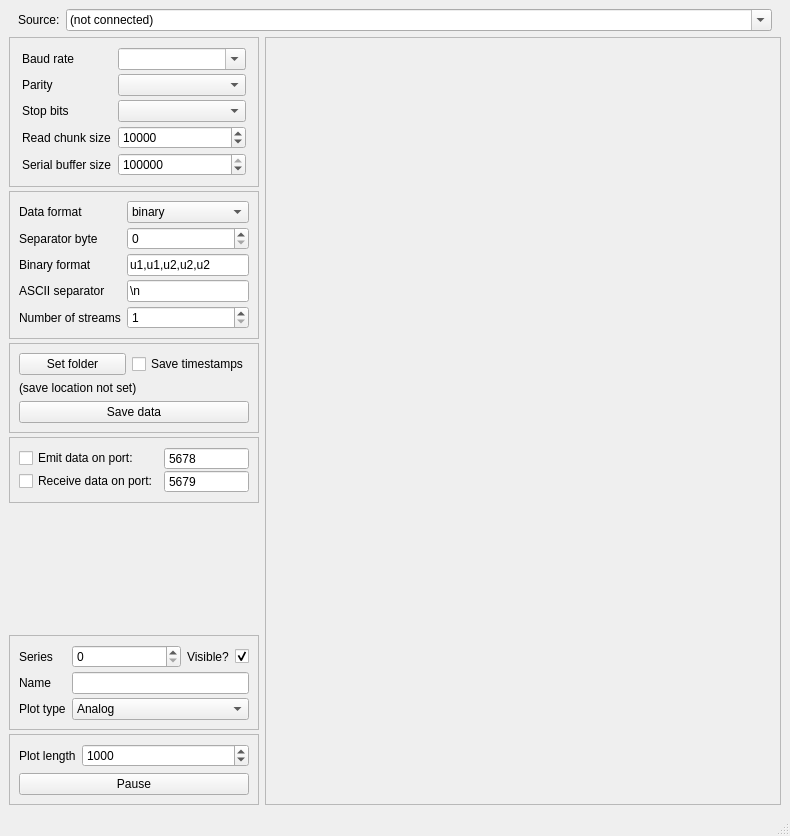
The window that src/splot/splot.ui (starfishneuroscience/splot) describes before a commit, drawn with Qt 5.
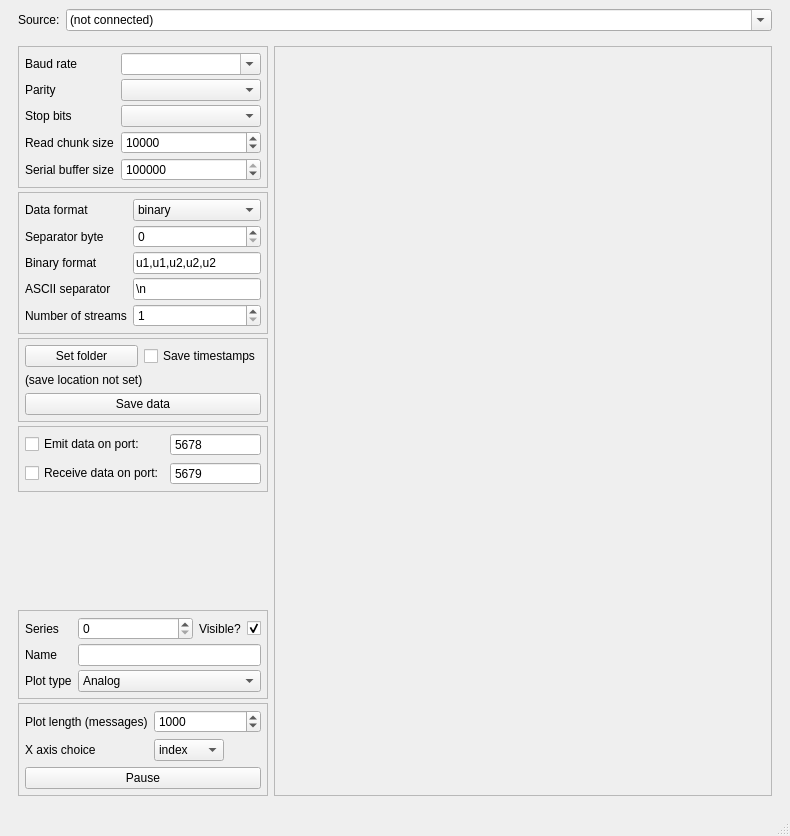
The same window after the commit.

Commit message: add plot option to use time as x axis, not packet index

```diff
--- a/src/splot/splot.ui
+++ b/src/splot/splot.ui
@@ -113,6 +113,7 @@
         </widget>
        </item>
        <item>
+        <widget class="QFrame" name="">
         <layout class="QHBoxLayout" name="horizontalLayout_2">
          <item>
           <widget class="QFrame" name="leftFrame">
@@ -172,16 +173,16 @@
                 <number>4</number>
                </property>
                <property name="leftMargin">
-                <number>12</number>
+                 <number>6</number>
                </property>
                <property name="topMargin">
-                <number>10</number>
+                 <number>6</number>
                </property>
                <property name="rightMargin">
-                <number>12</number>
+                 <number>6</number>
                </property>
                <property name="bottomMargin">
-                <number>10</number>
+                 <number>6</number>
                </property>
                <item row="0" column="0">
                 <widget class="QLabel" name="serialBaudRateLabel">
@@ -319,6 +320,18 @@
                <property name="verticalSpacing">
                 <number>4</number>
                </property>
+                <property name="leftMargin">
+                 <number>6</number>
+                </property>
+                <property name="topMargin">
+                 <number>6</number>
+                </property>
+                <property name="rightMargin">
+                 <number>6</number>
+                </property>
+                <property name="bottomMargin">
+                 <number>6</number>
+                </property>
                <item row="0" column="0">
                 <widget class="QLabel" name="label_13">
                  <property name="text">
@@ -441,6 +454,18 @@
                <enum>QFrame::Raised</enum>
               </property>
               <layout class="QGridLayout" name="gridLayout_2">
+                <property name="leftMargin">
+                 <number>6</number>
+                </property>
+                <property name="topMargin">
+                 <number>6</number>
+                </property>
+                <property name="rightMargin">
+                 <number>6</number>
+                </property>
+                <property name="bottomMargin">
+                 <number>6</number>
+                </property>
                <item row="4" column="0" colspan="2">
                 <widget class="QPushButton" name="savePushButton">
                  <property name="sizePolicy">
@@ -489,51 +514,37 @@
             </item>
             <item>
              <widget class="QFrame" name="zmqFrame">
+               <property name="sizePolicy">
+                <sizepolicy hsizetype="Preferred" vsizetype="Preferred">
+                 <horstretch>0</horstretch>
+                 <verstretch>0</verstretch>
+                </sizepolicy>
+               </property>
               <property name="minimumSize">
                <size>
                 <width>0</width>
-                <height>10</height>
+                 <height>0</height>
                </size>
               </property>
               <property name="frameShape">
                <enum>QFrame::StyledPanel</enum>
               </property>
               <layout class="QGridLayout" name="gridLayout">
-               <property name="horizontalSpacing">
+                <property name="leftMargin">
+                 <number>6</number>
+                </property>
+                <property name="topMargin">
+                 <number>6</number>
+                </property>
+                <property name="rightMargin">
+                 <number>6</number>
+                </property>
+                <property name="bottomMargin">
+                 <number>6</number>
+                </property>
+                <property name="spacing">
                 <number>-1</number>
                </property>
-               <property name="verticalSpacing">
-                <number>0</number>
-               </property>
-               <item row="1" column="1">
-                <widget class="QSpinBox" name="receiveDataPortSpinBox">
-                 <property name="enabled">
-                  <bool>true</bool>
-                 </property>
-                 <property name="buttonSymbols">
-                  <enum>QAbstractSpinBox::NoButtons</enum>
-                 </property>
-                 <property name="keyboardTracking">
-                  <bool>false</bool>
-                 </property>
-                 <property name="maximum">
-                  <number>65535</number>
-                 </property>
-                 <property name="value">
-                  <number>5679</number>
-                 </property>
-                </widget>
-               </item>
-               <item row="1" column="0">
-                <widget class="QCheckBox" name="receiveDataCheckBox">
-                 <property name="enabled">
-                  <bool>true</bool>
-                 </property>
-                 <property name="text">
-                  <string>Receive data on port:</string>
-                 </property>
-                </widget>
-               </item>
                <item row="0" column="0">
                 <widget class="QCheckBox" name="emitDataCheckBox">
                  <property name="enabled">
@@ -563,6 +574,35 @@
                  </property>
                 </widget>
                </item>
+                <item row="1" column="0">
+                 <widget class="QCheckBox" name="receiveDataCheckBox">
+                  <property name="enabled">
+                   <bool>true</bool>
+                  </property>
+                  <property name="text">
+                   <string>Receive data on port:</string>
+                  </property>
+                 </widget>
+                </item>
+                <item row="1" column="1">
+                 <widget class="QSpinBox" name="receiveDataPortSpinBox">
+                  <property name="enabled">
+                   <bool>true</bool>
+                  </property>
+                  <property name="buttonSymbols">
+                   <enum>QAbstractSpinBox::NoButtons</enum>
+                  </property>
+                  <property name="keyboardTracking">
+                   <bool>false</bool>
+                  </property>
+                  <property name="maximum">
+                   <number>65535</number>
+                  </property>
+                  <property name="value">
+                   <number>5679</number>
+                  </property>
+                 </widget>
+                </item>
               </layout>
              </widget>
             </item>
@@ -591,6 +631,18 @@
                <enum>QFrame::Raised</enum>
               </property>
               <layout class="QGridLayout" name="gridLayout_3">
+                <property name="leftMargin">
+                 <number>6</number>
+                </property>
+                <property name="topMargin">
+                 <number>6</number>
+                </property>
+                <property name="rightMargin">
+                 <number>6</number>
+                </property>
+                <property name="bottomMargin">
+                 <number>6</number>
+                </property>
                <property name="verticalSpacing">
                 <number>4</number>
                </property>
@@ -683,10 +735,22 @@
                <property name="fieldGrowthPolicy">
                 <enum>QFormLayout::ExpandingFieldsGrow</enum>
                </property>
+                <property name="leftMargin">
+                 <number>6</number>
+                </property>
+                <property name="topMargin">
+                 <number>6</number>
+                </property>
+                <property name="rightMargin">
+                 <number>6</number>
+                </property>
+                <property name="bottomMargin">
+                 <number>6</number>
+                </property>
                <item row="0" column="0">
                 <widget class="QLabel" name="plotLengthLabel">
                  <property name="text">
-                  <string>Plot length</string>
+                   <string>Plot length (messages)</string>
                  </property>
                 </widget>
                </item>
@@ -712,7 +776,28 @@
                  </property>
                 </widget>
                </item>
-               <item row="1" column="0" colspan="2">
+                <item row="1" column="0">
+                 <widget class="QLabel" name="xAxisChoiceLabel">
+                  <property name="text">
+                   <string>X axis choice</string>
+                  </property>
+                 </widget>
+                </item>
+                <item row="1" column="1">
+                 <widget class="QComboBox" name="xAxisChoiceComboBox">
+                  <item>
+                   <property name="text">
+                    <string>index</string>
+                   </property>
+                  </item>
+                  <item>
+                   <property name="text">
+                    <string>time (s)</string>
+                   </property>
+                  </item>
+                 </widget>
+                </item>
+                <item row="2" column="0" colspan="2">
                 <widget class="QPushButton" name="pausePushButton">
                  <property name="text">
                   <string>Pause</string>
@@ -740,6 +825,7 @@
           </widget>
          </item>
         </layout>
+        </widget>
        </item>
       </layout>
      </widget>
```
Lines whose indentation alone changed are shown as unchanged. The commit also changes 3 other files.
